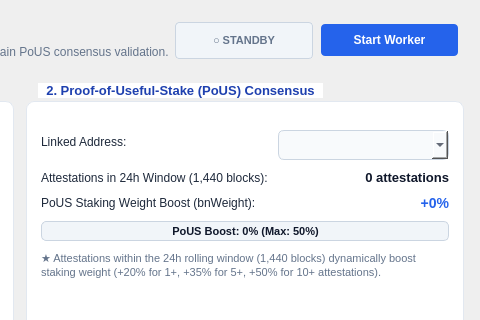
quavence/quavence-node, file src/qt/forms/aiworkerpage.ui: the form before one commit; both pictures show x 440 to 920 and y 0 to 320 of the 920 by 640 pixel window.
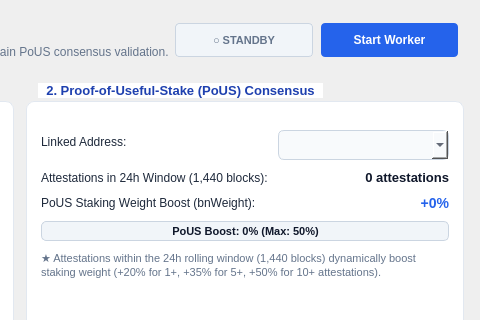
The form after the commit.

```diff
--- a/src/qt/forms/aiworkerpage.ui
+++ b/src/qt/forms/aiworkerpage.ui
@@ -164,8 +164,14 @@
          <widget class="QLabel" name="labelNodeStatusBadge">
           <property name="minimumSize">
            <size>
-            <width>110</width>
-            <height>32</height>
+            <width>120</width>
+            <height>34</height>
+           </size>
+          </property>
+          <property name="maximumSize">
+           <size>
+            <width>240</width>
+            <height>34</height>
            </size>
           </property>
           <property name="alignment">
@@ -183,8 +189,14 @@
          <widget class="QPushButton" name="btnToggleWorker">
           <property name="minimumSize">
            <size>
-            <width>115</width>
-            <height>32</height>
+            <width>120</width>
+            <height>34</height>
+           </size>
+          </property>
+          <property name="maximumSize">
+           <size>
+            <width>160</width>
+            <height>34</height>
            </size>
           </property>
           <property name="styleSheet">
```
